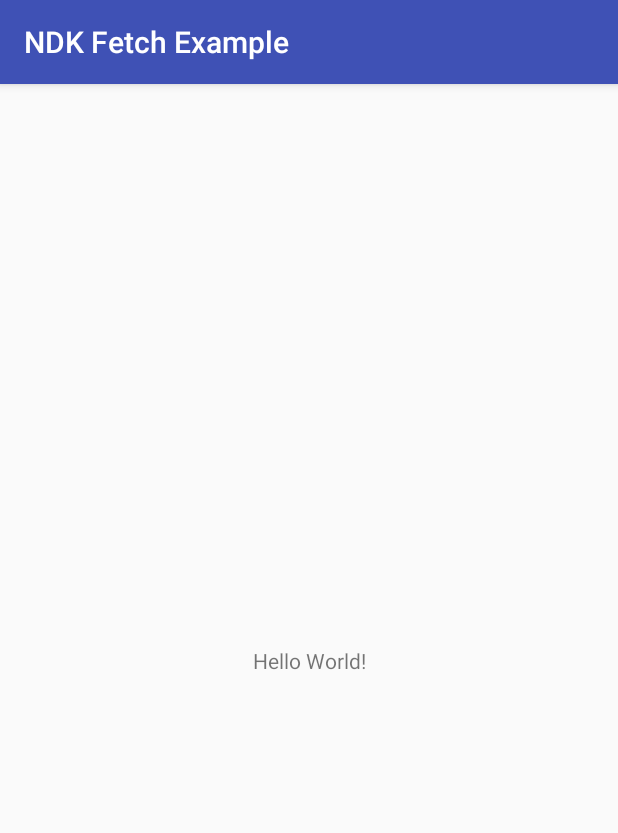
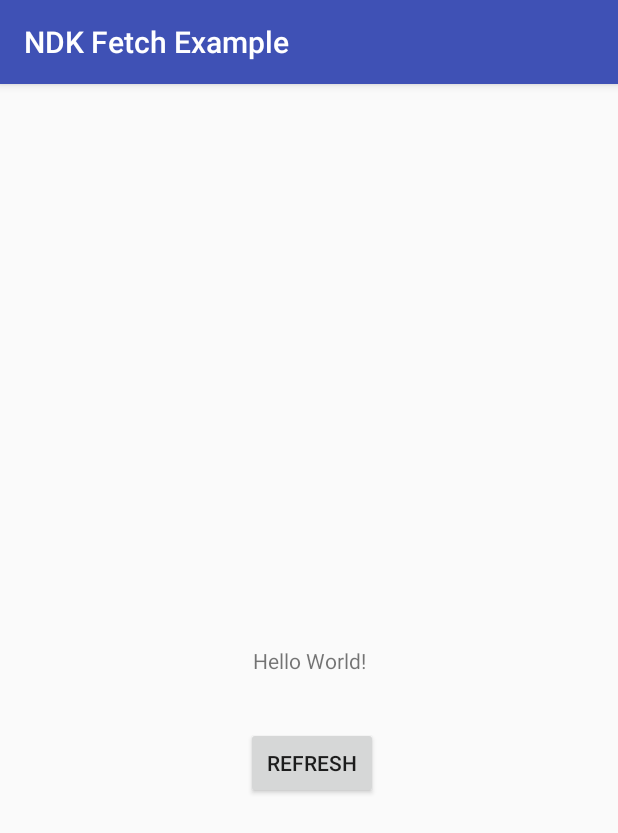
Before and after one commit to bramtechs/android-ndk-fetch-example, an Android app: the screen it shows after launch (FetchExampleActivity), on a phone screen of 412 x 824 dp. Shown: the top 833 px of the screen. Run offline under Robolectric (Android 15) with nearby library versions, the phone set to English and light mode, and no system bars; 2 statements that could not run were skipped.

Commit message:
refresh button, counter example

```diff
--- a/app/src/main/kotlin/com/doomhowl/fetchexample/FetchExampleActivity.kt
+++ b/app/src/main/kotlin/com/doomhowl/fetchexample/FetchExampleActivity.kt
@@ -1,17 +1,30 @@
 package com.doomhowl.fetchexample
 
 import android.os.Bundle
+import android.view.View
 import androidx.appcompat.app.AppCompatActivity
 import com.doomhowl.fetchexample.databinding.ActivityExampleJniBinding;
 
 class FetchExampleActivity : AppCompatActivity() {
 
+    private var binding: ActivityExampleJniBinding? = null
+
     override fun onCreate(savedInstanceState: Bundle?) {
         super.onCreate(savedInstanceState)
 
-        val binding = ActivityExampleJniBinding.inflate(layoutInflater)
-        setContentView(binding.root)
-        binding.helloTextview.text = stringFromJNI()
+        binding = ActivityExampleJniBinding.inflate(layoutInflater)
+        setContentView(binding!!.root)
+        refreshText()
+    }
+
+    private fun refreshText()  {
+        binding?.let { binding ->
+            binding.helloTextview.text = stringFromJNI()
+        }
+    }
+
+    fun onRefreshButtonClicked(view: View) {
+        refreshText()
     }
 
     external fun stringFromJNI(): String?
--- a/app/src/main/res/layout/activity_example_jni.xml
+++ b/app/src/main/res/layout/activity_example_jni.xml
@@ -17,4 +17,19 @@
         app:layout_constraintRight_toRightOf="@+id/activity_example_jni"
         app:layout_constraintTop_toTopOf="@+id/activity_example_jni" />
 
+    <Button
+        android:id="@+id/button"
+        android:layout_width="wrap_content"
+        android:layout_height="wrap_content"
+        android:layout_marginStart="163dp"
+        android:layout_marginTop="25dp"
+        android:layout_marginEnd="160dp"
+        android:layout_marginBottom="282dp"
+        android:onClick="onRefreshButtonClicked"
+        android:text="Refresh"
+        app:layout_constraintBottom_toBottomOf="parent"
+        app:layout_constraintEnd_toEndOf="parent"
+        app:layout_constraintStart_toStartOf="parent"
+        app:layout_constraintTop_toBottomOf="@+id/hello_textview" />
+
 </androidx.constraintlayout.widget.ConstraintLayout>
```
Also changed, not shown: 1 other file.
